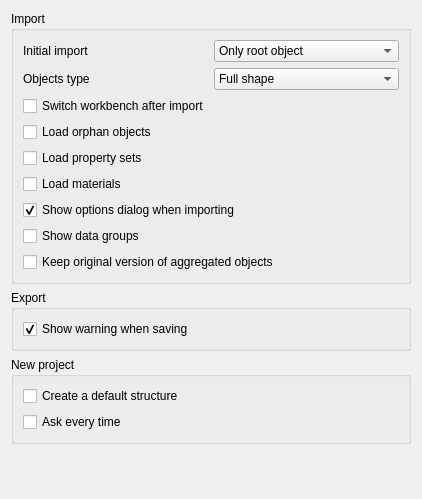
Old version of the form ui/preferencesNativeIFC.ui in the repository yorikvanhavre/FreeCAD-NativeIFC.
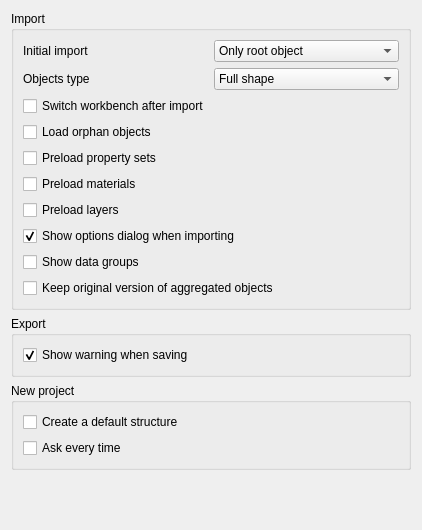
New version of the form. Custom widgets are drawn as their Qt base class.

Commit message: [WIP] layers support

```diff
--- a/ui/preferencesNativeIFC.ui
+++ b/ui/preferencesNativeIFC.ui
@@ -7,7 +7,7 @@
     <x>0</x>
     <y>0</y>
     <width>422</width>
-    <height>499</height>
+    <height>530</height>
    </rect>
   </property>
   <property name="windowTitle">
@@ -135,7 +135,7 @@
          <string>Load all property sets automatically when opening an IFC file</string>
         </property>
         <property name="text">
-         <string>Load property sets</string>
+         <string>Preload property sets</string>
         </property>
         <property name="prefEntry" stdset="0">
          <cstring>LoadPsets</cstring>
@@ -151,7 +151,7 @@
          <string>Load all materials automatically when opening an IFC file</string>
         </property>
         <property name="text">
-         <string>Load materials</string>
+         <string>Preload materials</string>
         </property>
         <property name="prefEntry" stdset="0">
          <cstring>LoadMaterials</cstring>
@@ -161,6 +161,22 @@
         </property>
        </widget>
       </item>
+      <item>
+       <widget class="Gui::PrefCheckBox" name="checkBox_11">
+        <property name="toolTip">
+         <string>Load all layers automatically when opening an IFC file</string>
+        </property>
+        <property name="text">
+         <string>Preload layers</string>
+        </property>
+        <property name="prefEntry" stdset="0">
+         <cstring>LoadLayers</cstring>
+        </property>
+        <property name="prefPath" stdset="0">
+         <cstring>Mod/NativeIFC</cstring>
+        </property>
+       </widget>
+      </item>
       <item>
        <widget class="Gui::PrefCheckBox" name="checkBox">
         <property name="toolTip">
```
The commit also changes 5 other files.
